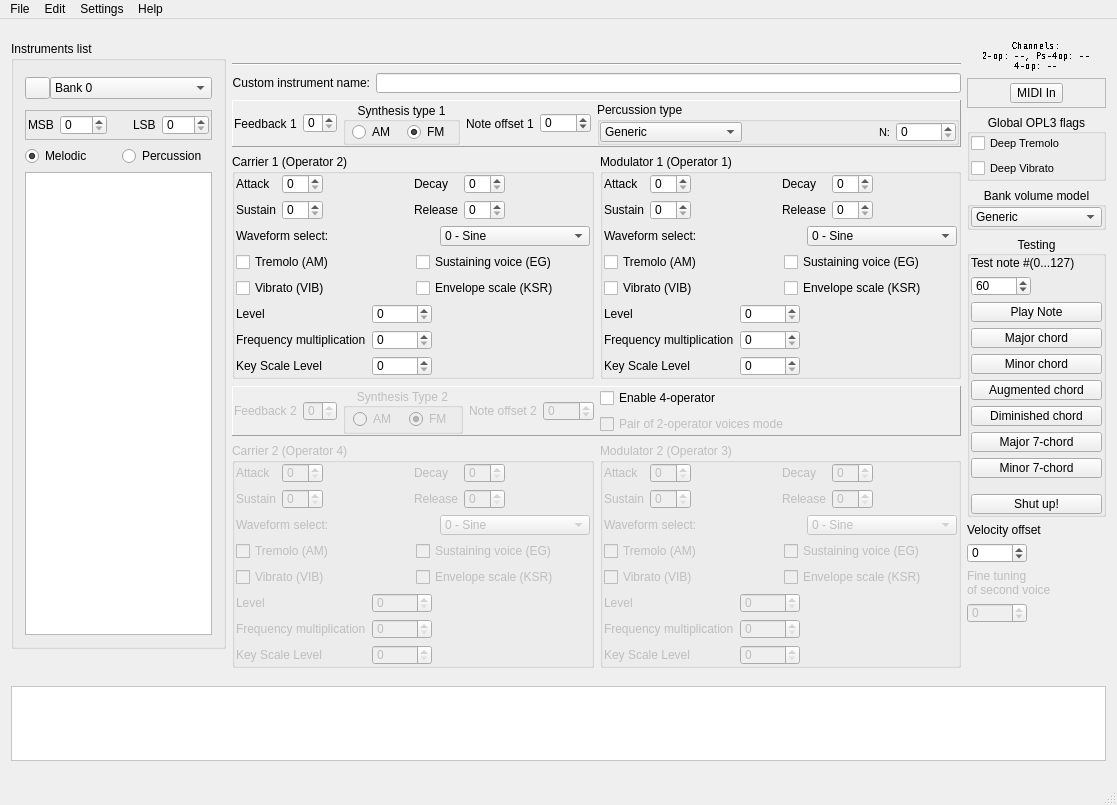
Wohlstand/OPL3BankEditor, file src/bank_editor.ui: the form before one commit.
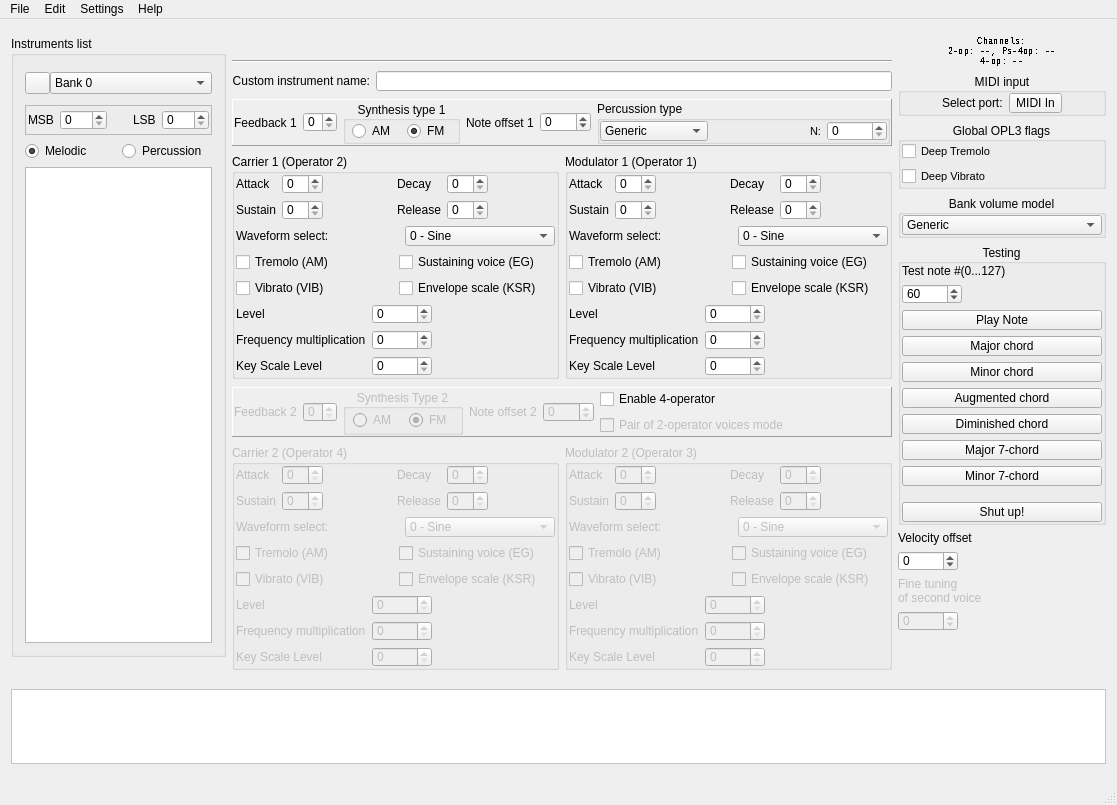
The form after the commit. Icons and pictures are not drawn. Custom widgets are drawn as their Qt base class.

Commit message: MIDI: arrange UI and add ability to close port

Patch:
```diff
--- a/src/bank_editor.ui
+++ b/src/bank_editor.ui
@@ -2728,28 +2728,28 @@
            </widget>
           </item>
           <item>
-           <widget class="QFrame" name="midiIn_zone">
-            <property name="frameShape">
-             <enum>QFrame::StyledPanel</enum>
+           <widget class="QGroupBox" name="midiIn_zone">
+            <property name="title">
+             <string>MIDI input</string>
             </property>
-            <property name="frameShadow">
-             <enum>QFrame::Raised</enum>
+            <property name="alignment">
+             <set>Qt::AlignCenter</set>
             </property>
             <layout class="QHBoxLayout" name="horizontalLayout_18">
              <property name="leftMargin">
-              <number>2</number>
+              <number>1</number>
              </property>
              <property name="topMargin">
-              <number>4</number>
+              <number>0</number>
              </property>
              <property name="rightMargin">
-              <number>2</number>
+              <number>1</number>
              </property>
              <property name="bottomMargin">
-              <number>4</number>
+              <number>0</number>
              </property>
              <item>
-              <spacer name="horizontalSpacer_10">
+              <spacer name="horizontalSpacer_11">
                <property name="orientation">
                 <enum>Qt::Horizontal</enum>
                </property>
@@ -2761,6 +2761,13 @@
                </property>
               </spacer>
              </item>
+             <item>
+              <widget class="QLabel" name="label_40">
+               <property name="text">
+                <string>Select port:</string>
+               </property>
+              </widget>
+             </item>
              <item>
               <widget class="QToolButton" name="midiIn">
                <property name="maximumSize">
@@ -2778,7 +2785,7 @@
               </widget>
              </item>
              <item>
-              <spacer name="horizontalSpacer_11">
+              <spacer name="horizontalSpacer_10">
                <property name="orientation">
                 <enum>Qt::Horizontal</enum>
                </property>
```
Left out of the diff: 6 changed lines with no effect on the pictures. The commit also changes 3 other files.
